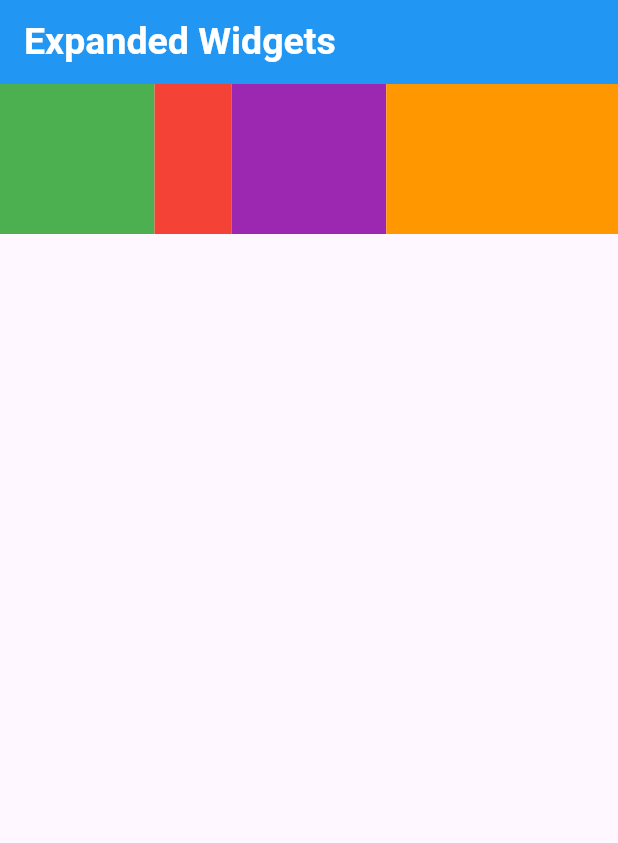
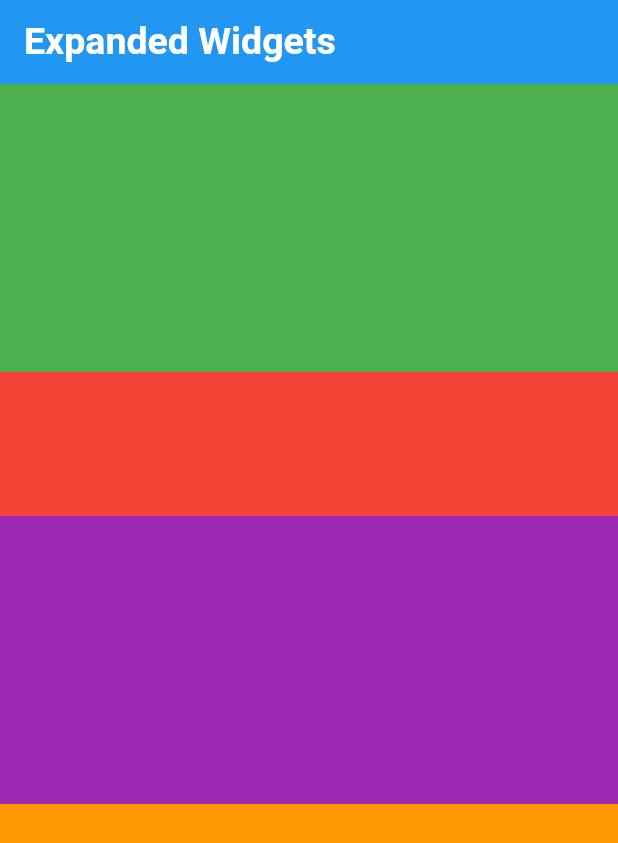
Before and after one commit to alhasann351/expanded_widgets, a Flutter app: the screen it shows after launch, on a phone screen of 412 x 824 dp. Shown: the top 843 px of the screen. Run offline on Flutter 3.47's test engine with Material 3 defaults, Android fonts, the phone set to English and light mode, and no system bars.

Commit message:
expanded apply in column

```diff
--- a/lib/main.dart
+++ b/lib/main.dart
@@ -40,12 +40,12 @@ class _MyHomePageState extends State<MyHomePage> {
           ),
         ),
       ),
-      body: Row(
+      body: Column(
         children: [
           Expanded(
             flex: 2,
             child: Container(
-              width: 50,
+              //width: 50,
               height: 100,
               color: Colors.green,
             ),
@@ -53,7 +53,7 @@ class _MyHomePageState extends State<MyHomePage> {
           Expanded(
             flex: 1,
             child: Container(
-              width: 50,
+              //width: 50,
               height: 100,
               color: Colors.red,
             ),
@@ -61,7 +61,7 @@ class _MyHomePageState extends State<MyHomePage> {
           Expanded(
             flex: 2,
             child: Container(
-              width: 50,
+              //width: 50,
               height: 100,
               color: Colors.purple,
             ),
@@ -69,7 +69,7 @@ class _MyHomePageState extends State<MyHomePage> {
           Expanded(
             flex: 3,
             child: Container(
-              width: 50,
+              //width: 50,
               height: 100,
               color: Colors.orange,
             ),
```
